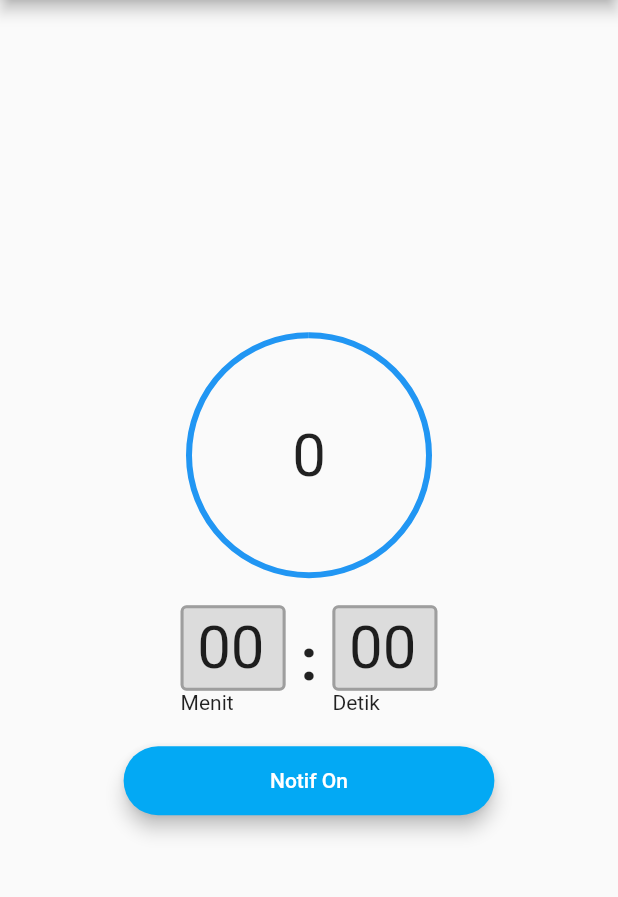
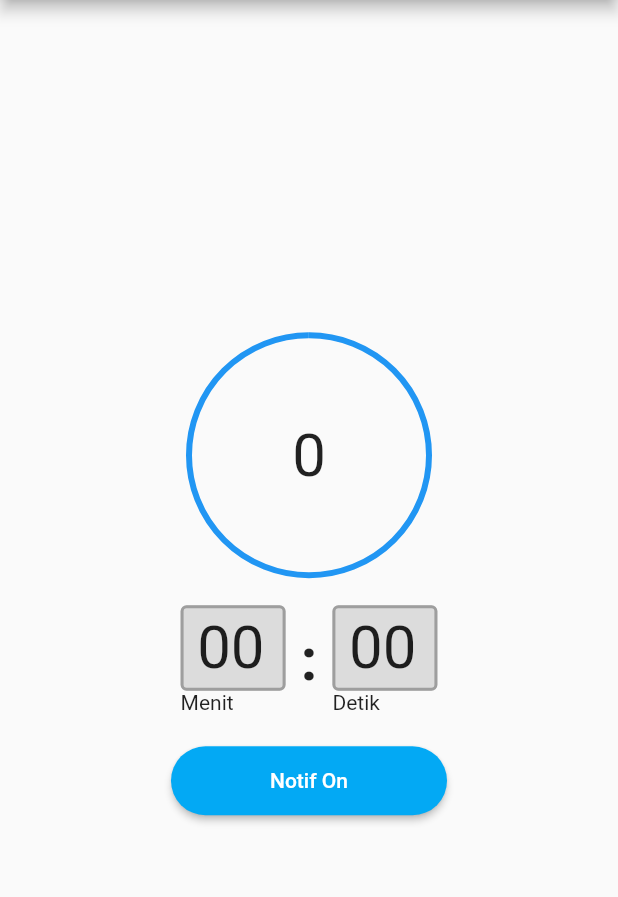
Before and after one commit to firhanpra/push_notification, a Flutter app: the screen it shows after launch, on a phone screen of 412 x 824 dp, the part 84-981 px from its top. Run offline on Flutter 3.47's test engine with Material 2 defaults, Android fonts, the phone set to English and light mode, and no system bars; our stand-ins replace flutter_local_notifications, get, timezone.

Commit message:
delete container

```diff
--- a/lib/app/modules/home/views/home_view.dart
+++ b/lib/app/modules/home/views/home_view.dart
@@ -107,9 +107,7 @@ class HomeView extends GetView<HomeController> {
             SizedBox(
               height: 20,
             ),
-            Container(
-              width: Get.width * 0.6,
-              child: Obx(
+            Obx(
               () => ElevatedButton(
                 onPressed: controller.clickEnable.value
                     ? () async {
@@ -121,11 +119,11 @@ class HomeView extends GetView<HomeController> {
                   shape: RoundedRectangleBorder(
                     borderRadius: BorderRadius.circular(25),
                   ),
-                      elevation: 5),
+                ),
                 child: Padding(
-                    padding: const EdgeInsets.all(15),
+                  padding:
+                      const EdgeInsets.symmetric(horizontal: 50, vertical: 15),
                   child: Text('Notif On'),
-                  ),
                 ),
               ),
             ),
```
Lines whose indentation alone changed are shown as unchanged.
